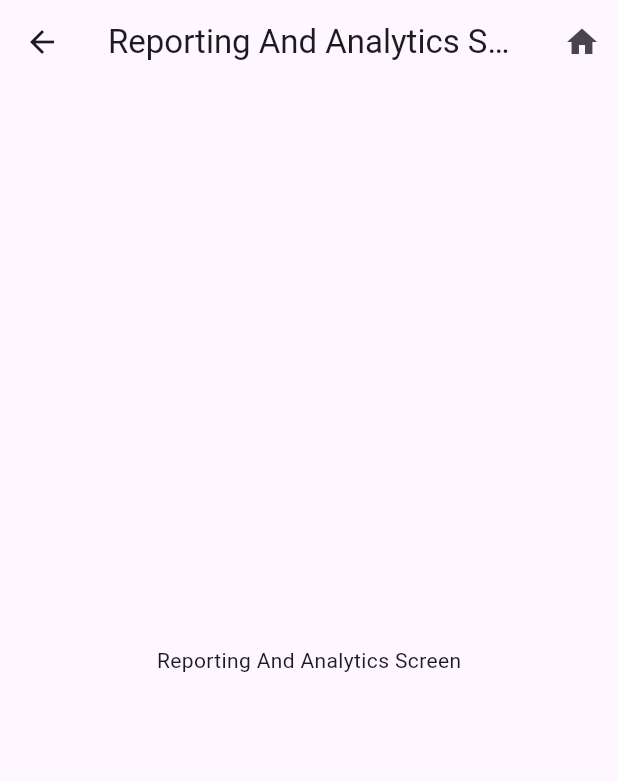
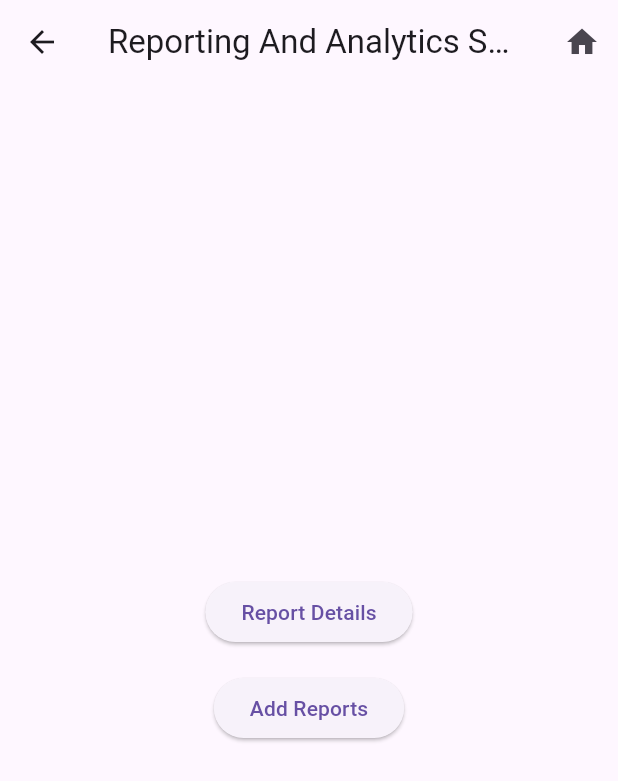
Before and after one commit to ahmedrazakhan-412/PharmEasyApp, a Flutter app: the ReportingAndAnalyticsScreen screen opened directly, on a phone screen of 412 x 824 dp. Shown: the top 781 px of the screen. Run offline on Flutter 3.47's test engine with Material 2 defaults, Android fonts, the phone set to English and light mode, and no system bars; our stand-ins replace dio.

Commit message:
PharmEasy code 4

```diff
--- a/lib/Dashboard/DashboardModuleCard.dart
+++ b/lib/Dashboard/DashboardModuleCard.dart
@@ -21,7 +21,7 @@ class DashboardModuleCard extends StatelessWidget {
           padding: EdgeInsets.all(16.0),
           decoration: BoxDecoration(
             gradient: LinearGradient(
-              colors: [Colors.pinkAccent.shade200, Colors.teal.shade300],
+              colors: [Colors.greenAccent.shade200, Colors.teal.shade300],
               begin: Alignment.topLeft,
               end: Alignment.bottomRight,
             ),
--- a/lib/PageWise/ReportingAndAnalyticsScreen/ReportingAndAnalyticsScreen.dart
+++ b/lib/PageWise/ReportingAndAnalyticsScreen/ReportingAndAnalyticsScreen.dart
@@ -1,4 +1,6 @@
 import 'package:flutter/material.dart';
+import 'package:medicalstore/API/Exphandling.dart';
+import 'package:medicalstore/PageWise/CustomerManagementScreen/RegistrationForm.dart';
 
 class ReportingAndAnalyticsScreen extends StatelessWidget {
   @override
@@ -17,11 +19,33 @@ class ReportingAndAnalyticsScreen extends StatelessWidget {
           ),
         ],
       ),
+
       body: Center(
-        child: Text('Reporting And Analytics Screen'),
+        child: Column(
+          mainAxisAlignment: MainAxisAlignment.center,
+          children: [
+            ElevatedButton(
+              onPressed: () {
+                Navigator.push(
+                  context,
+                  MaterialPageRoute(builder: (context) => ExpHandling()),
+                );
+              },
+              child: Text('Report Details'),
+            ),
+            SizedBox(height: 16), // Add some spacing between the buttons
+            ElevatedButton(
+              onPressed: () {
+                Navigator.push(
+                  context,
+                  MaterialPageRoute(builder: (context) => RegistrationForm()),
+                );
+              },
+              child: Text('Add Reports'),
+            ),
+          ],
+        ),
       ),
     );
   }
-
-
 }
```
